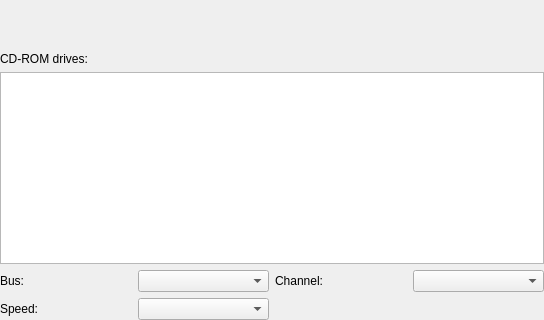
Before: the Qt Designer form src/qt/qt_settingsfloppycdrom.ui in 86Box/86Box, drawn with Qt 5; both pictures show x 0 to 544 and y 297 to 617 of the 544 by 617 pixel window.
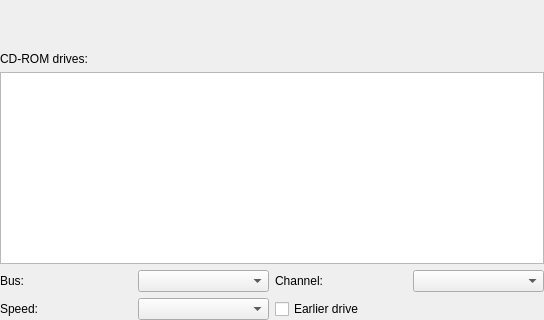
After: the same form once the commit is applied.

Commit message: qt: Add earlier drive checkbox in CD-ROM settings

What changed in the file:
```diff
--- a/src/qt/qt_settingsfloppycdrom.ui
+++ b/src/qt/qt_settingsfloppycdrom.ui
@@ -145,6 +145,13 @@
      <item row="1" column="1">
       <widget class="QComboBox" name="comboBoxSpeed"/>
      </item>
+     <item row="1" column="2">
+      <widget class="QCheckBox" name="checkBoxEarlierDrive">
+       <property name="text">
+        <string>Earlier drive</string>
+       </property>
+      </widget>
+     </item>
     </layout>
    </item>
   </layout>
```
The commit also changes 2 other files.
